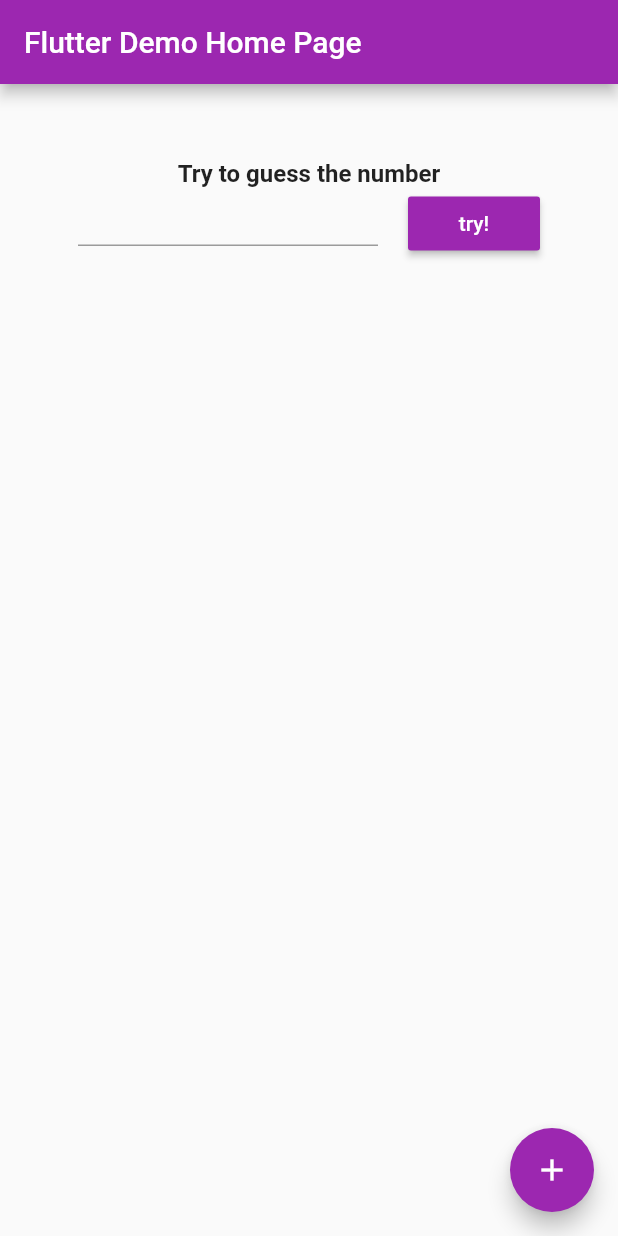
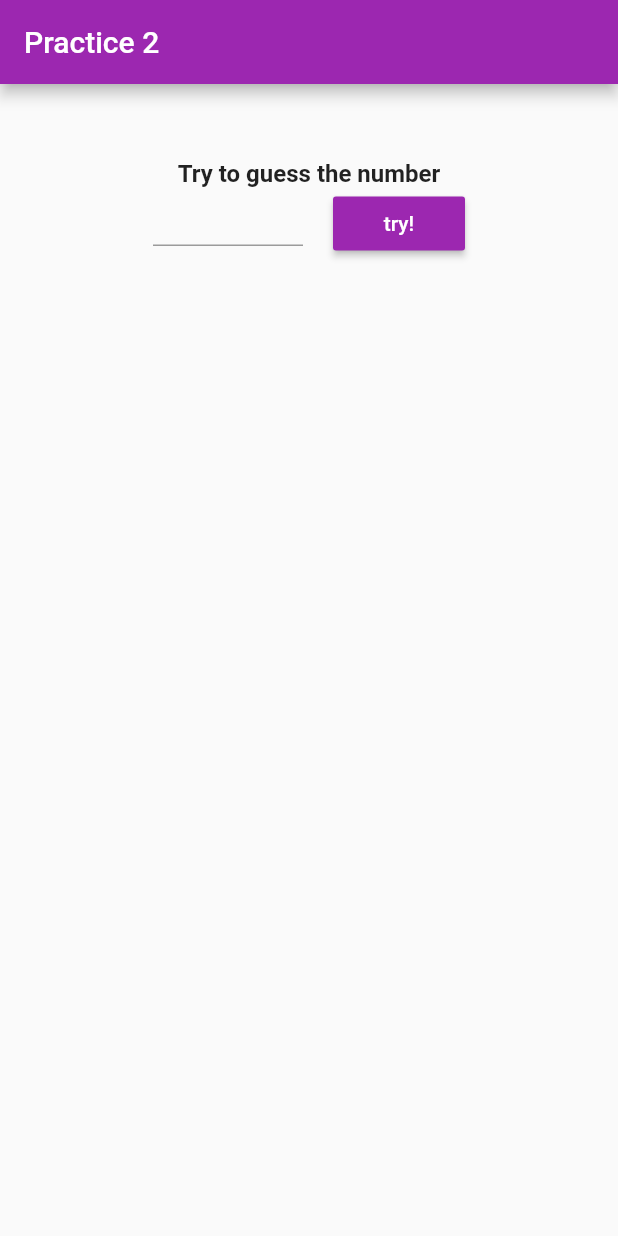
Before and after one commit to IvanTyurin/guess_the_number, a Flutter app: the MyHomePage screen opened directly, after a tap on "try!", on a phone screen of 412 x 824 dp. Run offline on Flutter 3.47's test engine with Material 2 defaults, Android fonts, the phone set to English and light mode, and no system bars.

Commit message:
The task is solved
The program expects the user to enter a number.
After input, it compares with a randomly generated one.
If the user guesses correctly, a congratulation appears and a start over button.
If more or less, then information about it is displayed.

```diff
--- a/lib/main.dart
+++ b/lib/main.dart
@@ -1,3 +1,5 @@
+import 'dart:math';
+
 import 'package:flutter/material.dart';
 
 void main() {
@@ -15,7 +17,7 @@ class MyApp extends StatelessWidget {
         primarySwatch: Colors.purple,
         visualDensity: VisualDensity.adaptivePlatformDensity,
       ),
-      home: MyHomePage(title: 'Flutter Demo Home Page'),
+      home: MyHomePage(title: 'Practice 2'),
     );
   }
 }
@@ -30,6 +32,18 @@ class MyHomePage extends StatefulWidget {
 }
 
 class _MyHomePageState extends State<MyHomePage> {
+  Random rnd = Random();
+  TextEditingController controller = TextEditingController();
+
+  int computerNum;
+  String text = "Try to guess the number";
+  bool userWin = false;
+
+  @override
+  void initState() {
+    super.initState();
+    computerNum = rnd.nextInt(100);
+  }
 
   @override
   Widget build(BuildContext context) {
@@ -37,12 +51,7 @@ class _MyHomePageState extends State<MyHomePage> {
       appBar: AppBar(
         title: Text(widget.title),
       ),
-      body: _buildScreenBody(),
-      floatingActionButton: FloatingActionButton(
-        onPressed: () {},
-        tooltip: 'Increment',
-        child: Icon(Icons.add),
-      ), // This trailing comma makes auto-formatting nicer for build methods.
+      body: _buildScreenBody(), // This trailing comma makes auto-formatting nicer for build methods.
     );
   }
 
@@ -54,7 +63,7 @@ class _MyHomePageState extends State<MyHomePage> {
           mainAxisAlignment: MainAxisAlignment.start,
           children: [
             SizedBox(height: 50,),
-            Text("Try to guess the number",
+            Text("$text",
               style: TextStyle(
                 fontSize: 16,
                 fontWeight: FontWeight.bold,
@@ -65,16 +74,18 @@ class _MyHomePageState extends State<MyHomePage> {
               children: [
                 Container(
                   height: 30,
-                  width: 200,
+                  width: 100,
                   child: TextField(
                     textAlign: TextAlign.center,
+                    controller: controller,
+                    keyboardType: TextInputType.number,
                   ),
                 ),
                 SizedBox(
                   width: 20,
                 ),
                 RaisedButton(
-                  onPressed: () {},
+                  onPressed: _tryBtnPressed,
                   color: Colors.purple,
                   textColor: Colors.white,
                   padding: EdgeInsets.symmetric(vertical: 5, horizontal: 15),
@@ -82,9 +93,54 @@ class _MyHomePageState extends State<MyHomePage> {
                 )
               ],
             ),
+            Visibility(
+              child: Column(
+                mainAxisAlignment: MainAxisAlignment.center,
+                children: [IconButton(
+                    icon: Icon(
+                      Icons.refresh,
+                      color: Colors.purple,
+                      size: 40,
+                    ),
+                    onPressed: _refreshButton,
+                    alignment: Alignment.center,
+                )],
+              ),
+              visible: userWin,
+            ),
+            // Text("$computerNum")
           ],
         ),
       ),
     );
   }
+
+  void _tryBtnPressed() {
+    String inputData = controller.text;
+    String message = "";
+    int userNum = int.parse(inputData);
+
+    if(userNum > computerNum) {
+      message = "To much";
+    }
+    if(userNum == computerNum) {
+      message = "Congratulations!";
+      userWin = true;
+    }
+    if(userNum < computerNum) {
+      message = "Few";
+    }
+
+    setState(() {
+      text = message;
+    });
+  }
+
+  void _refreshButton() {
+    userWin = !userWin;
+    computerNum = rnd.nextInt(100);
+    setState(() {
+      text = "Try to guess the number";
+    });
+  }
 }
```
